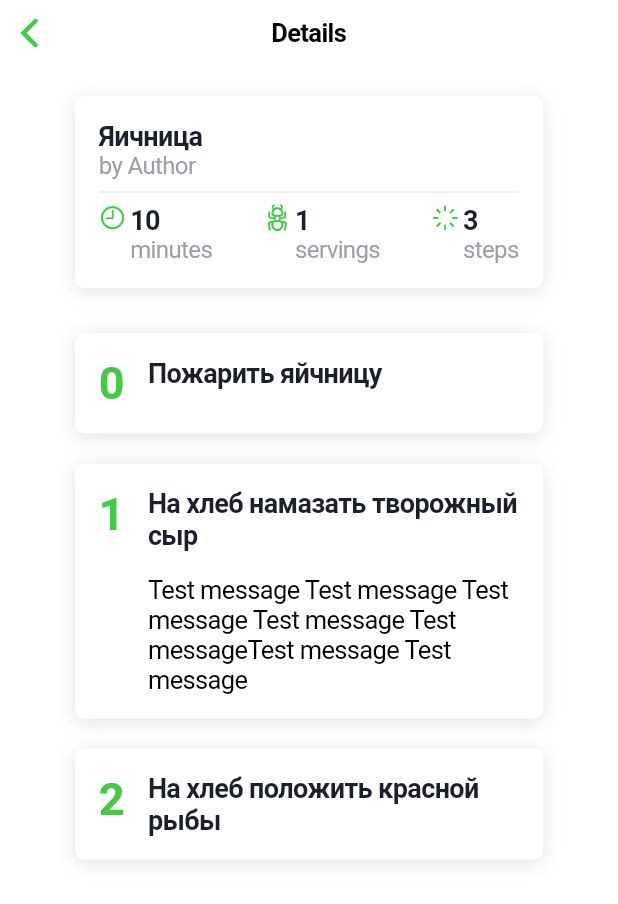
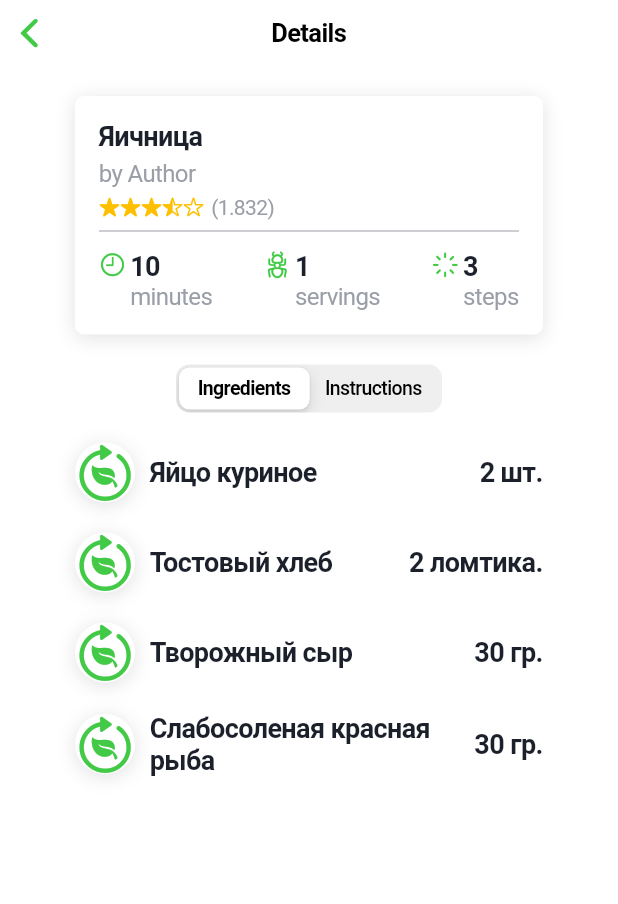
Before and after one commit to AKosmachyov/MenuApp, a Flutter app: the RecipeDetailsPage screen opened directly, on a phone screen of 412 x 824 dp. Shown: the top 904 px of the screen. Run offline on Flutter 3.47's test engine with Material 2 defaults, Android fonts, the phone set to English and light mode, and no system bars.

Commit message:
feat: impelment ingredient widget

```diff
--- a/lib/model/models.dart
+++ b/lib/model/models.dart
@@ -55,27 +55,18 @@ class Recipe {
 class RecipeIngredient {
   RecipeIngredient(
       {required this.id,
-      required this.isOptional,
-      required this.ingredient,
-      this.options});
-
-  final String id;
-  final bool isOptional;
-  final Ingredient ingredient;
-  List<Ingredient>? options;
-}
-
-class Ingredient {
-  Ingredient(
-      {required this.id,
       required this.amount,
       required this.product,
-      this.description});
+      this.description,
+      required this.isOptional,
+      this.options});
 
   final String id;
   final String amount;
   final Product product;
   String? description;
+  final bool isOptional;
+  List<RecipeIngredient>? options;
 }
 
 class Product {
--- a/lib/model/products_repository.dart
+++ b/lib/model/products_repository.dart
@@ -9,7 +9,7 @@ class ProductsRepository {
 
   ProductsRepository._internal();
 
-  static final _recipeList = [
+  static var _recipeList = [
     Recipe(
         id: "1",
         numberOfServings: 1,
@@ -20,41 +20,34 @@ class ProductsRepository {
           RecipeIngredient(
               id: "1",
               isOptional: false,
-              ingredient: Ingredient(
-                  id: "1",
               amount: "2 шт.",
-                  product: Product(id: "1", title: "Яйцо куриное"))),
+              product: Product(id: "1", title: "Яйцо куриное")),
           RecipeIngredient(
               id: "2",
               isOptional: false,
-              ingredient: Ingredient(
-                  id: "2",
               amount: "2 ломтика.",
               product: Product(id: "2", title: "Тостовый хлеб"),
-                  description: "Черного или зернового хлеба")),
+              description: "Черного или зернового хлеба"),
           RecipeIngredient(
               id: "3",
               isOptional: false,
-              ingredient: Ingredient(
-                  id: "3",
               amount: "30 гр.",
-                  product: Product(id: "4", title: "Творожный сыр"))),
+              product: Product(id: "4", title: "Творожный сыр")),
           RecipeIngredient(
               id: "4",
               isOptional: false,
-              ingredient: Ingredient(
-                id: "4",
               amount: "30 гр.",
               product: Product(id: "4", title: "Слабосоленая красная рыба"),
-              ),
               options: [
-                Ingredient(
+                RecipeIngredient(
                   id: "5",
+                  isOptional: false,
                   amount: "40 гр.",
                   product: Product(id: "5", title: "Тунец консервированный"),
                 ),
-                Ingredient(
+                RecipeIngredient(
                     id: "6",
+                    isOptional: false,
                     amount: "40 гр.",
                     product: Product(id: "6", title: "Куриное филе"),
                     description: "Вес в сыром виде"),
--- a/lib/pages/recipe_details_page.dart
+++ b/lib/pages/recipe_details_page.dart
@@ -12,7 +12,7 @@ class RecipeDetailsPage extends StatefulWidget {
 
 class _RecipeDetailsPageState extends State<RecipeDetailsPage> {
   Future<Recipe>? futureRecipe;
-  int _sliding = 0;
+  int _segmentIndex = 0;
 
   @override
   void initState() {
@@ -43,27 +43,52 @@ class _RecipeDetailsPageState extends State<RecipeDetailsPage> {
   }
 
   Widget _buildPageContent(Recipe recipe) {
-    // return CupertinoSlidingSegmentedControl(
-    //     children: {
-    //       0: Text('Ingredients'),
-    //       1: Text('Direction'),
-    //       2: Text('Review'),
-    //     },
-    //     groupValue: _sliding,
-    //     onValueChanged: (newValue) {
-    //       // setState(() {
-    //       //   _sliding = newValue.;
-    //       // });
-    //     });
+    var selectedPage = _segmentIndex == 0
+        ? _buildIngredientList(recipe)
+        : _buildInstructionList(recipe);
 
     return SingleChildScrollView(
-      child: Column(
-        children: [_buildInfoCard(recipe), _buildInstructionList(recipe)],
-      ),
-    );
+        child: Column(
+      children: [
+        _buildInfoCard(recipe),
+        CupertinoSlidingSegmentedControl(
+          groupValue: _segmentIndex,
+          children: {
+            0: Text('Ingredients'),
+            1: Text('Instructions'),
+            // 2: Text('Review'),
+          },
+          onValueChanged: (int? newValue) {
+            if (newValue == null) {
+              return;
+            }
+            setState(() {
+              _segmentIndex = newValue;
+            });
+          },
+        ),
+        SizedBox(height: 10),
+        selectedPage
+      ],
+    ));
   }
 
   Widget _buildInfoCard(Recipe recipe) {
+    var stars = Row(
+      mainAxisSize: MainAxisSize.min,
+      children: [
+        Icon(CupertinoIcons.star_fill, size: 14, color: Styles.raitingColor),
+        Icon(CupertinoIcons.star_fill, size: 14, color: Styles.raitingColor),
+        Icon(CupertinoIcons.star_fill, size: 14, color: Styles.raitingColor),
+        Icon(CupertinoIcons.star_lefthalf_fill,
+            size: 14, color: Styles.raitingColor),
+        Icon(CupertinoIcons.star, size: 14, color: Styles.raitingColor),
+        SizedBox(width: 5),
+        Text("(1.832)",
+            style:
+                const TextStyle(color: Styles.textSecondaryColor, fontSize: 14))
+      ],
+    );
     return Container(
       margin: const EdgeInsets.symmetric(vertical: 20, horizontal: 50),
       padding: const EdgeInsets.all(16),
@@ -74,14 +99,17 @@ class _RecipeDetailsPageState extends State<RecipeDetailsPage> {
       ),
       child: Column(crossAxisAlignment: CrossAxisAlignment.start, children: [
         Text(recipe.title, style: Styles.headerTextStyle),
+        const SizedBox(height: 5),
         // TODO use author from recipe
         Text(
           "by Author",
           style:
               const TextStyle(color: Styles.textSecondaryColor, fontSize: 16),
         ),
-        // TODO raiting bar
-        Divider(),
+        const SizedBox(height: 5),
+        stars,
+        Divider(color: Styles.textSecondaryColor),
+        const SizedBox(height: 5),
         Row(
           mainAxisAlignment: MainAxisAlignment.spaceBetween,
           children: [
@@ -158,4 +186,36 @@ class _RecipeDetailsPageState extends State<RecipeDetailsPage> {
                   children: cardRightBodyWidgets))
         ]));
   }
+
+  Widget _buildIngredientList(Recipe recipe) {
+    return Column(children: [
+      for (var item in recipe.ingredients) _buildIngredientsRow(item)
+    ]);
+  }
+
+  Widget _buildIngredientsRow(RecipeIngredient recipeIngredient) {
+    var icon = Container(
+        decoration: const BoxDecoration(
+          borderRadius: BorderRadius.all(Radius.circular(20)),
+          color: Styles.backgroundPrimaryColor,
+          boxShadow: [Styles.boxShadow],
+        ),
+        child: Icon(
+          CupertinoIcons.leaf_arrow_circlepath,
+          size: 40,
+        ));
+
+    return Container(
+        margin: const EdgeInsets.symmetric(vertical: 10, horizontal: 50),
+        child:
+            Row(mainAxisAlignment: MainAxisAlignment.spaceBetween, children: [
+          icon,
+          SizedBox(width: 10),
+          Expanded(
+              child: Text(recipeIngredient.product.title,
+                  style: Styles.headerTextStyle)),
+          SizedBox(width: 10),
+          Text(recipeIngredient.amount, style: Styles.headerTextStyle),
+        ]));
+  }
 }
--- a/lib/styles.dart
+++ b/lib/styles.dart
@@ -55,6 +55,8 @@ abstract class Styles {
 
   static const Color backgroundPrimaryColor = Color(0xFFFFFFFF);
 
+  static const Color raitingColor = Color(0xFFFEBF00);
+
   static const TextStyle headerTextStyle = TextStyle(
     color: textPrimaryColor,
     fontSize: 18,
```
Lines whose indentation alone changed are shown as unchanged.
